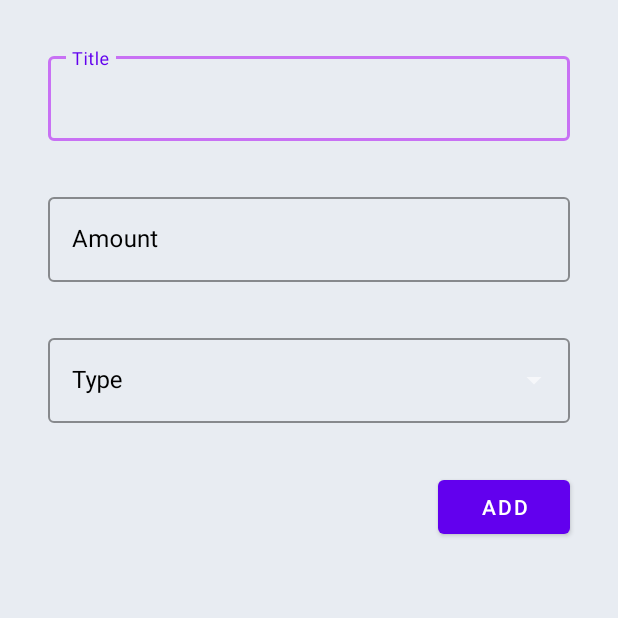
After one commit to adriangrpz/Piggy, an Android app: the AddIncomeActivity screen opened directly, with no data from a screen before it, on a phone screen of 412 x 824 dp, the top half of it. The commit adds this screen. Run offline under Robolectric (Android 15) with nearby library versions, the phone set to English and light mode, and no system bars; libraries missing offline, so code that uses them is left out: io.realm.

Commit message:
Adding simple transactions

```diff
--- /dev/null
+++ b/app/src/main/java/com/piggy/piggy/AddIncomeActivity.kt
@@ -0,0 +1,69 @@
+package com.piggy.piggy
+
+import androidx.appcompat.app.AppCompatActivity
+import android.os.Bundle
+import android.util.Log
+import android.widget.ArrayAdapter
+import android.widget.AutoCompleteTextView
+import android.widget.TextView
+import androidx.core.content.ContentProviderCompat.requireContext
+import com.google.android.material.button.MaterialButton
+import com.google.android.material.textfield.TextInputEditText
+import io.realm.Realm
+
+class AddIncomeActivity : AppCompatActivity() {
+    override fun onCreate(savedInstanceState: Bundle?) {
+        super.onCreate(savedInstanceState)
+        setContentView(R.layout.activity_add_income)
+
+        val titleET        = findViewById<TextInputEditText>(R.id.title_et)
+        val amountET       = findViewById<TextInputEditText>(R.id.amount_et)
+        val autocompleteTV = findViewById<AutoCompleteTextView>(R.id.type_atv)
+        val addButton      = findViewById<MaterialButton>(R.id.add)
+
+        val items = mutableListOf<String>()
+        TransactionType.values().forEach {
+            val name = when (it) {
+                TransactionType.CARD -> "Card"
+                TransactionType.CASH -> "Cash"
+                else                 -> ""
+            }
+            if (name != "")
+                items.add(name)
+        }
+
+        val adapter = ArrayAdapter(this, R.layout.list_item, items)
+        autocompleteTV.setAdapter(adapter)
+
+        addButton.setOnClickListener {
+
+            val newTransaction = Transaction()
+            newTransaction.title = titleET.text.toString()
+            newTransaction.amount = amountET.text.toString().toInt()
+
+            val type = when (autocompleteTV.text.toString()) {
+                "Card" -> TransactionType.CARD
+                "Cash" -> TransactionType.CASH
+                else   -> null
+            }
+
+            if (type == null)
+                Log.v(TAG(), "Null found in transaction type")
+            else {
+                newTransaction.type = type
+            }
+
+            realmThread.executeTransactionAsync(
+                { transaction ->
+                    transaction.insert(newTransaction)
+                },
+                Realm.Transaction.OnSuccess {
+                    finish()
+                }
+            )
+
+        }
+    }
+
+
+}
--- a/app/src/main/java/com/piggy/piggy/PiggyApp.kt
+++ b/app/src/main/java/com/piggy/piggy/PiggyApp.kt
@@ -1,6 +1,7 @@
 package com.piggy.piggy
 
 import android.app.Application
+import android.content.SharedPreferences
 import androidx.appcompat.app.AppCompatDelegate
 import io.realm.Realm
 import io.realm.RealmConfiguration
@@ -12,6 +13,8 @@ lateinit var realmThread: Realm
 // global Kotlin extension that resolves to the short version
 // of the name of the current class. Used for labelling logs.
 inline fun <reified T> T.TAG(): String = T::class.java.simpleName
+
+lateinit var sharedPref: SharedPreferences
 
 class PiggyApp : Application() {
 
@@ -28,5 +31,7 @@ class PiggyApp : Application() {
         if (BuildConfig.DEBUG) {
             RealmLog.setLevel(LogLevel.ALL)
         }
+
+        sharedPref = getSharedPreferences("com.piggy.piggy", Application.MODE_PRIVATE)
     }
 }
--- /dev/null
+++ b/app/src/main/res/layout/activity_add_income.xml
@@ -0,0 +1,87 @@
+<?xml version="1.0" encoding="utf-8"?>
+<androidx.constraintlayout.widget.ConstraintLayout
+    xmlns:android="http://schemas.android.com/apk/res/android"
+    xmlns:card_view="http://schemas.android.com/apk/res-auto"
+    android:layout_width="match_parent"
+    android:layout_height="match_parent"
+    android:background="#E8ECF2">
+
+    <com.google.android.material.textfield.TextInputLayout
+        style="@style/Widget.MaterialComponents.TextInputLayout.OutlinedBox"
+        android:id="@+id/title_til"
+        android:layout_width="match_parent"
+        android:layout_height="wrap_content"
+        android:layout_margin="32dp"
+        card_view:boxStrokeColor="#c871f4"
+        card_view:layout_constraintStart_toStartOf="parent"
+        card_view:layout_constraintTop_toTopOf="parent"
+        android:textColorHint="#000000"
+        android:hint="Title">
+
+        <com.google.android.material.textfield.TextInputEditText
+            android:id="@+id/title_et"
+            android:textColor="#000000"
+            android:layout_width="match_parent"
+            android:layout_height="wrap_content"
+            />
+
+    </com.google.android.material.textfield.TextInputLayout>
+
+    <com.google.android.material.textfield.TextInputLayout
+        style="@style/Widget.MaterialComponents.TextInputLayout.OutlinedBox"
+        android:id="@+id/amount_til"
+        android:layout_width="match_parent"
+        android:layout_height="wrap_content"
+        android:layout_margin="32dp"
+        card_view:boxStrokeColor="#c871f4"
+        card_view:boxBackgroundColor="#E8ECF2"
+        card_view:layout_constraintStart_toStartOf="parent"
+        card_view:layout_constraintTop_toBottomOf="@id/title_til"
+        android:textColorHint="#000000"
+        android:hint="Amount">
+
+        <com.google.android.material.textfield.TextInputEditText
+            android:id="@+id/amount_et"
+            android:textColor="#000000"
+            android:layout_width="match_parent"
+            android:layout_height="wrap_content"
+            android:inputType="number"
+            />
+
+    </com.google.android.material.textfield.TextInputLayout>
+
+    <com.google.android.material.textfield.TextInputLayout
+        style="@style/Widget.MaterialComponents.TextInputLayout.OutlinedBox.ExposedDropdownMenu"
+        android:id="@+id/type_til"
+        android:layout_width="match_parent"
+        android:layout_height="wrap_content"
+        android:layout_margin="32dp"
+        card_view:boxStrokeColor="#c871f4"
+        card_view:boxBackgroundColor="#E8ECF2"
+        card_view:layout_constraintStart_toStartOf="parent"
+        card_view:layout_constraintTop_toBottomOf="@id/amount_til"
+        android:textColorHint="#000000"
+        android:hint="Type">
+
+        <AutoCompleteTextView
+            android:id="@+id/type_atv"
+            android:textColor="#000000"
+            android:layout_width="match_parent"
+            android:layout_height="wrap_content"
+            android:inputType="none"
+            />
+
+    </com.google.android.material.textfield.TextInputLayout>
+
+    <com.google.android.material.button.MaterialButton
+        android:id="@+id/add"
+        android:layout_width="wrap_content"
+        android:layout_height="wrap_content"
+        android:text="Add"
+        android:layout_margin="32dp"
+        card_view:layout_constraintEnd_toEndOf="parent"
+        card_view:layout_constraintTop_toBottomOf="@id/type_til"
+        />
+
+
+</androidx.constraintlayout.widget.ConstraintLayout>
--- a/app/src/main/res/layout/activity_main.xml
+++ b/app/src/main/res/layout/activity_main.xml
@@ -137,7 +137,7 @@
         android:id="@+id/fab_text_1"
         android:layout_width="wrap_content"
         android:layout_height="wrap_content"
-        android:text="Add User"
+        android:text="New Income"
         card_view:layout_constraintBottom_toBottomOf="@id/fab_add_1"
         card_view:layout_constraintTop_toTopOf="@id/fab_add_1"
         card_view:layout_constraintEnd_toStartOf="@id/fab_add_1"
@@ -169,7 +169,7 @@
         android:id="@+id/fab_text_2"
         android:layout_width="wrap_content"
         android:layout_height="wrap_content"
-        android:text="Add User"
+        android:text="New Expense"
         card_view:layout_constraintBottom_toBottomOf="@id/fab_add_2"
         card_view:layout_constraintTop_toTopOf="@id/fab_add_2"
         card_view:layout_constraintEnd_toStartOf="@id/fab_add_2"
--- a/app/src/main/res/layout/main_earnings_ly.xml
+++ b/app/src/main/res/layout/main_earnings_ly.xml
@@ -2,7 +2,8 @@
 <androidx.constraintlayout.widget.ConstraintLayout xmlns:android="http://schemas.android.com/apk/res/android"
     android:layout_width="match_parent"
     android:layout_height="match_parent"
-    xmlns:app="http://schemas.android.com/apk/res-auto">
+    xmlns:app="http://schemas.android.com/apk/res-auto"
+    android:background="#FFFFFF">
 
     <androidx.constraintlayout.widget.Guideline
         android:id="@+id/v_guideline_30"
--- a/app/src/main/res/layout/main_expenses_ly.xml
+++ b/app/src/main/res/layout/main_expenses_ly.xml
@@ -2,7 +2,8 @@
 <androidx.constraintlayout.widget.ConstraintLayout xmlns:android="http://schemas.android.com/apk/res/android"
     android:layout_width="match_parent"
     android:layout_height="match_parent"
-    xmlns:app="http://schemas.android.com/apk/res-auto">
+    xmlns:app="http://schemas.android.com/apk/res-auto"
+    android:background="#FFFFFF">
 
     <androidx.constraintlayout.widget.Guideline
         android:id="@+id/v_guideline_40"
--- a/app/src/main/res/values-night/themes.xml
+++ b/app/src/main/res/values-night/themes.xml
@@ -1,6 +1,6 @@
 <resources xmlns:tools="http://schemas.android.com/tools">
     <!-- Base application theme. -->
-    <style name="Theme.Piggy" parent="Theme.AppCompat.Light.NoActionBar">
+    <style name="Theme.Piggy" parent="Theme.MaterialComponents.NoActionBar">
         <!-- Primary brand color. -->
         <item name="colorPrimary">@color/purple_200</item>
         <item name="colorPrimaryVariant">@color/purple_700</item>
--- a/app/src/main/res/values/themes.xml
+++ b/app/src/main/res/values/themes.xml
@@ -1,6 +1,6 @@
 <resources xmlns:tools="http://schemas.android.com/tools">
     <!-- Base application theme. -->
-    <style name="Theme.Piggy" parent="Theme.AppCompat.Light.NoActionBar">
+    <style name="Theme.Piggy" parent="Theme.MaterialComponents.NoActionBar">
         <!-- Primary brand color. -->
         <item name="colorPrimary">@color/purple_500</item>
         <item name="colorPrimaryVariant">@color/purple_700</item>
```
Also changed, not shown: app/src/main/AndroidManifest.xml (+5 -4 lines), app/src/main/java/com/piggy/piggy/MainActivity.kt (+70 -32 lines), app/src/main/res/layout/list_item.xml (added, +12 -0 lines).
